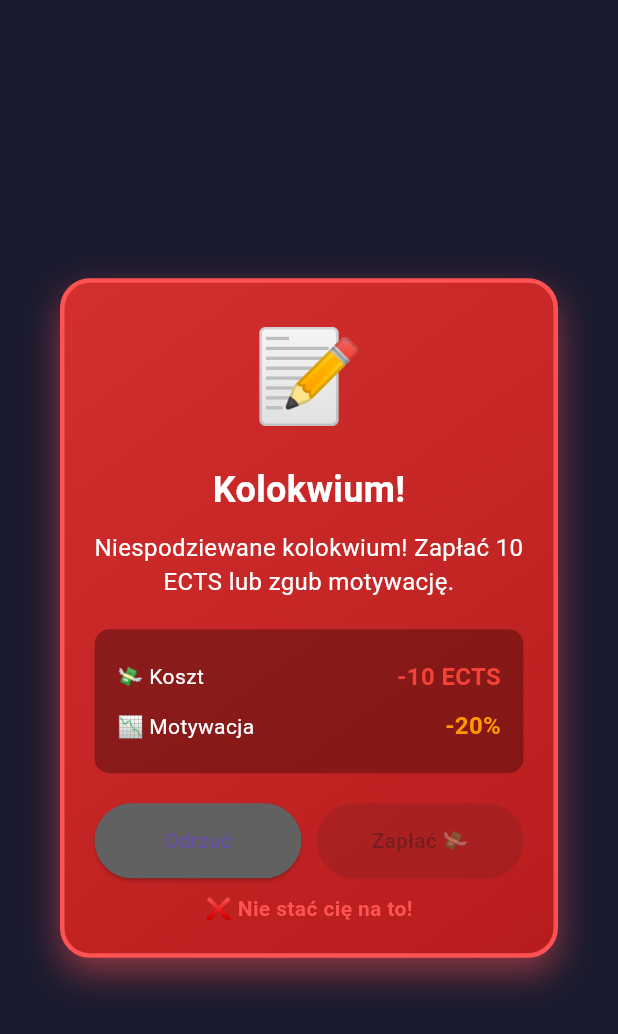
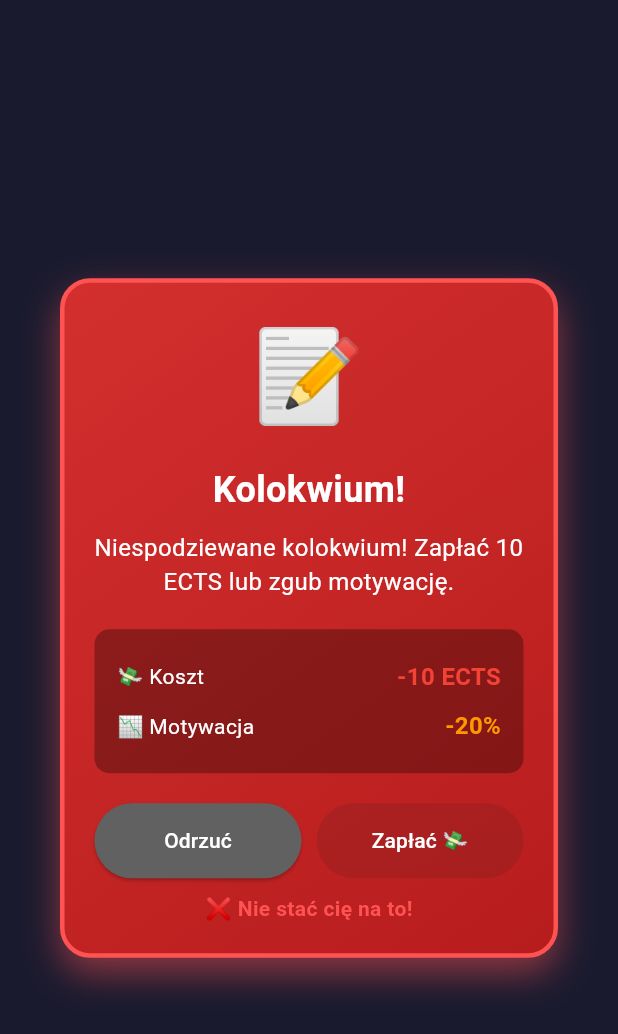
Before and after one commit to Andezion/DumbClicker, a Flutter app: the EventPopup widget shown alone on an empty page, opened directly with sample values from the repository, on a phone screen of 412 x 824 dp. Shown: the top 1034 px of the screen. Run offline on Flutter 3.47's test engine with Material 3 defaults, Android fonts, the phone set to English and light mode, and no system bars; our stand-ins replace in_app_purchase.

Commit message:
added new stuff

```diff
--- a/lib/widgets/event_popup.dart
+++ b/lib/widgets/event_popup.dart
@@ -78,7 +78,8 @@ class EventPopup extends StatelessWidget {
                       backgroundColor: Colors.grey.shade700,
                       padding: const EdgeInsets.symmetric(vertical: 15),
                     ),
-                    child: const Text('Odrzuć'),
+                    child: const Text('Odrzuć',
+                        style: TextStyle(color: Colors.white)),
                   ),
                 ),
                 const SizedBox(width: 10),
@@ -90,7 +91,8 @@ class EventPopup extends StatelessWidget {
                           canAfford ? _getButtonColor() : Colors.grey,
                       padding: const EdgeInsets.symmetric(vertical: 15),
                     ),
-                    child: Text(_getAcceptText()),
+                    child: Text(_getAcceptText(),
+                        style: const TextStyle(color: Colors.white)),
                   ),
                 ),
               ],
```
